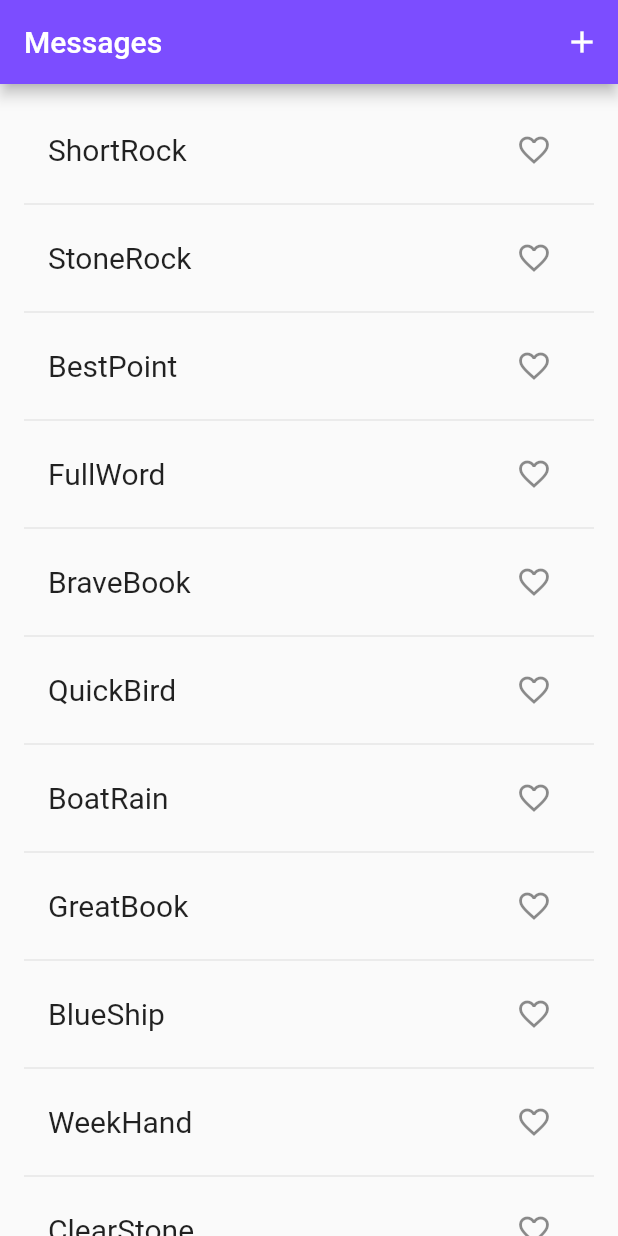
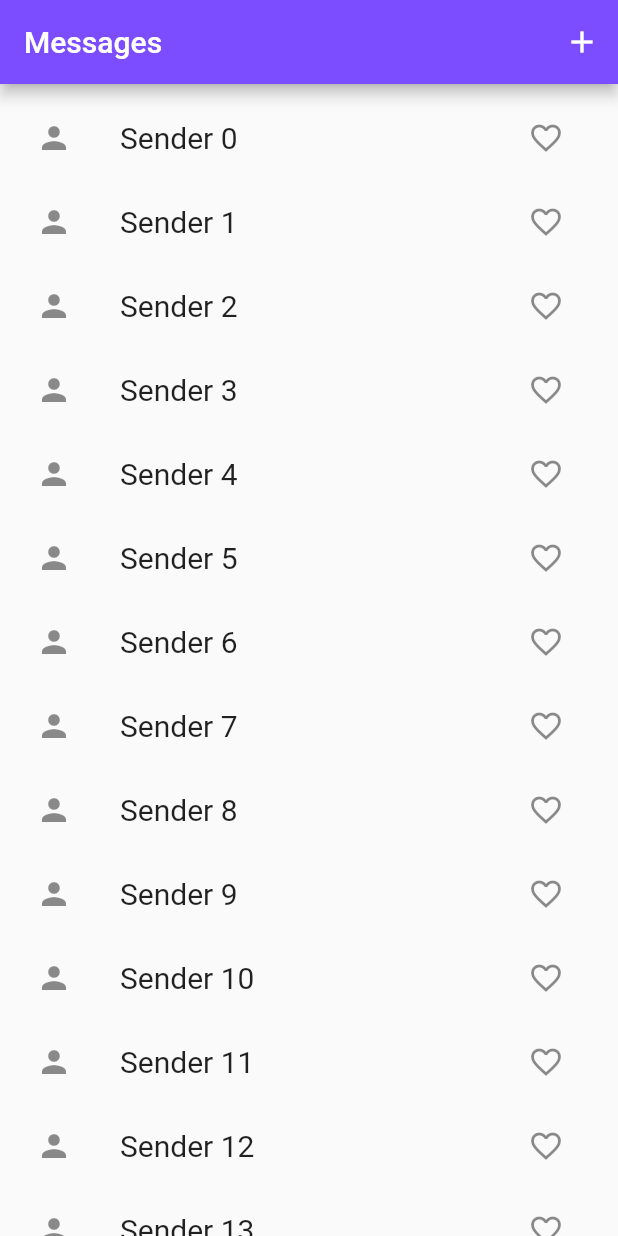
Before and after one commit to leon8941/merchandising-flutter, a Flutter app: the screen it shows after launch, on a phone screen of 412 x 824 dp. Run offline on Flutter 3.47's test engine with Material 2 defaults, Android fonts, the phone set to English and light mode, and no system bars.

Commit message:
Learn pass data to new screen

```diff
--- /dev/null
+++ b/lib/Message.dart
@@ -0,0 +1,6 @@
+class Message {
+  final String senderId;
+  final String senderName;
+
+  Message(this.senderId, this.senderName);
+}
--- a/lib/main.dart
+++ b/lib/main.dart
@@ -1,5 +1,6 @@
 import 'package:flutter/material.dart';
-import 'package:english_words/english_words.dart';
+import 'messageDetail.dart';
+import 'Message.dart';
 
 void main() => runApp(new MyApp());
 
@@ -24,9 +25,14 @@ class MyHomePage extends StatefulWidget{
 }
 
 class MyHomePageState extends State<MyHomePage>{
-  final _suggestions = <WordPair>[];
+  final _suggestions = List<Message>.generate(
+    20,
+    (count) => Message(
+      "Message ID $count",
+      "Sender $count")
+    );
   final _biggerFont = const TextStyle(fontSize: 20.0);
-  final _saved = new Set<WordPair>();
+  final _saved = new Set<String>();
 
   @override
   Widget build(BuildContext context){
@@ -48,26 +54,23 @@ class MyHomePageState extends State<MyHomePage>{
 
   Widget _buildSuggestions(){
     return ListView.builder(
-      padding: const EdgeInsets.all(16.0),
-      itemBuilder: (context,i){
-        if (i.isOdd) return Divider();
-        final index = i ~/ 2;
-        // The syntax "i ~/ 2" divides i by 2 and returns an integer result.
-        // For example: 1, 2, 3, 4, 5 becomes 0, 1, 1, 2, 2.
-        if (index >= _suggestions.length){
-          _suggestions.addAll(generateWordPairs().take(10));
-        }
-        return _buildRow(_suggestions[index]);
+      padding: const EdgeInsets.all(8.0),
+      itemCount: _suggestions.length,
+      itemBuilder: (context, i){
+        return _buildRow(_suggestions[i]);
       },
     );
   }
 
-  Widget _buildRow(WordPair pair){
-    final bool alreadySaved = _saved.contains(pair);
+  Widget _buildRow(Message message){
+    final bool alreadySaved = _saved.contains(message.senderId);
 
     return ListTile(
+      leading: new Icon(
+        Icons.person,
+      ),
       title: Text(
-        pair.asPascalCase,
+        message.senderName,
         style: _biggerFont,
       ),
       trailing: new IconButton(
@@ -78,10 +81,10 @@ class MyHomePageState extends State<MyHomePage>{
         onPressed: () {
           setState(() {
             if(alreadySaved){
-              _saved.remove(pair);
+              _saved.remove(message.senderId);
             }
             else{
-              _saved.add(pair);
+              _saved.add(message.senderId);
             }
           });
         },
@@ -89,7 +92,7 @@ class MyHomePageState extends State<MyHomePage>{
       onTap: () {
         Navigator.of(context).push(
           MaterialPageRoute(
-            builder: (context) => MessageDetails()
+            builder: (context) => MessageDetails(message: message)
           ),
         );
       },
@@ -105,10 +108,10 @@ class MyHomePageState extends State<MyHomePage>{
       new MaterialPageRoute<void>(
         builder: (BuildContext context){
           final Iterable<ListTile> tiles = _saved.map(
-            (WordPair pair) {
+            (String senderName) {
               return new ListTile(
                 title: new Text(
-                  pair.asPascalCase,
+                  senderName,
                   style: _biggerFont,
                 ),
               );
@@ -133,26 +136,3 @@ class MyHomePageState extends State<MyHomePage>{
     );
   }
 }
-
-
-class MessageDetails extends StatelessWidget {
-  @override
-  Widget build(BuildContext context) {
-    return Scaffold(
-      appBar: AppBar(
-        title: Text("Message with A"),
-        centerTitle: true,
-
-      ),
-      body: Center(
-        child: RaisedButton(
-          onPressed: () {
-            // Navigate back to first screen when tapped!
-            Navigator.of(context).pop();
-          },
-          child: Text('Go back!'),
-        ),
-      ),
-    );
-  }
-}
```
Also changed, not shown: lib/messageDetail.dart (added, +32 -0 lines).
